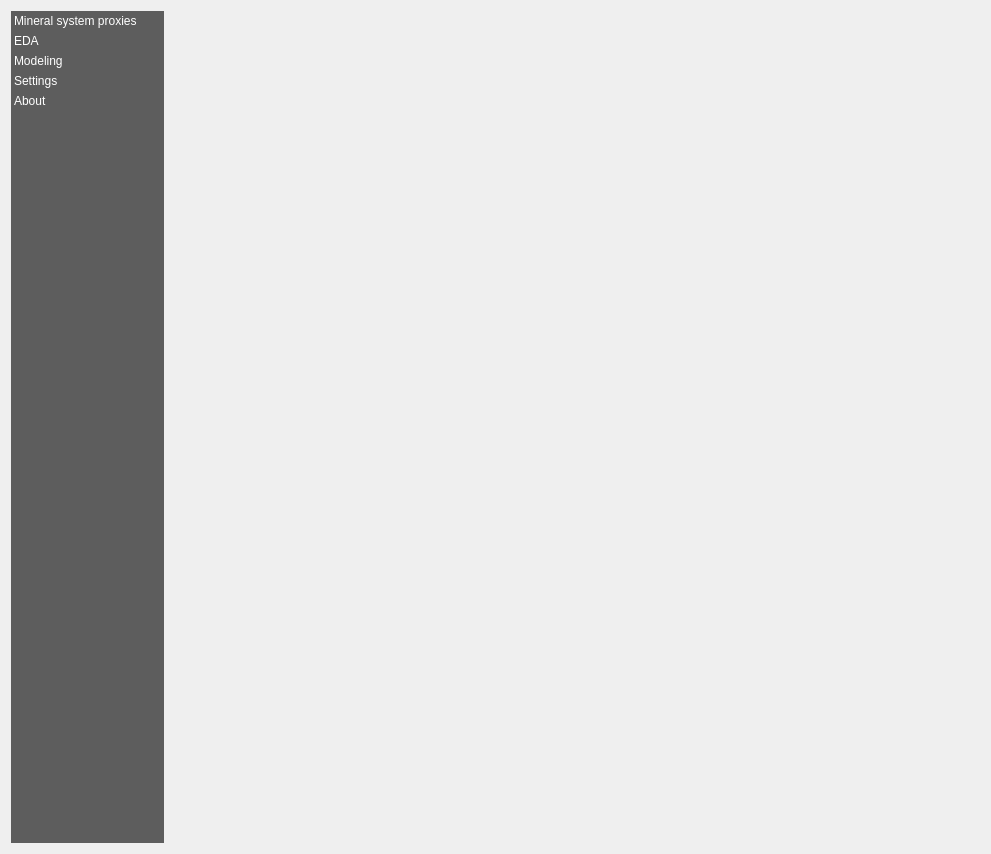
Above: eis_qgis_plugin/resources/ui/wizard.ui from GispoCoding/eis_qgis_plugin before the change. Below: the same form after it.
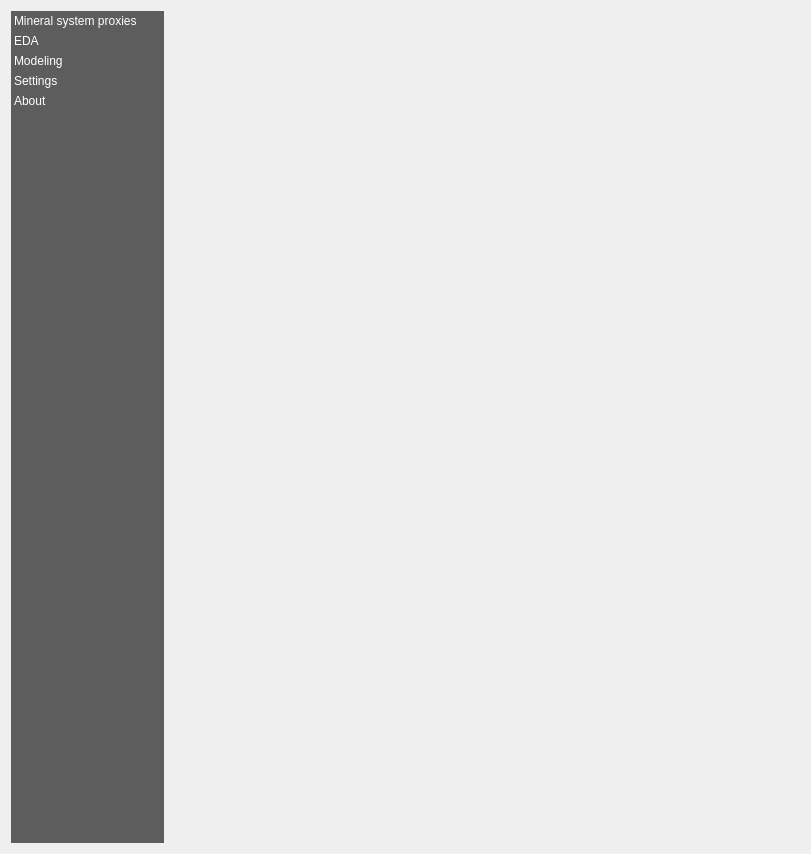
That is the form after the change. Icons and pictures are not drawn.

What changed in the file:
```diff
--- a/eis_qgis_plugin/resources/ui/wizard.ui
+++ b/eis_qgis_plugin/resources/ui/wizard.ui
@@ -1,12 +1,12 @@
 <?xml version="1.0" encoding="UTF-8"?>
 <ui version="4.0">
- <class>Dialog</class>
- <widget class="QDialog" name="Dialog">
+ <class>Form</class>
+ <widget class="QWidget" name="Form">
   <property name="geometry">
    <rect>
     <x>0</x>
     <y>0</y>
-    <width>991</width>
+    <width>811</width>
     <height>854</height>
    </rect>
   </property>
```
Left out of the diff: 9 changed lines with no effect on the pictures.
